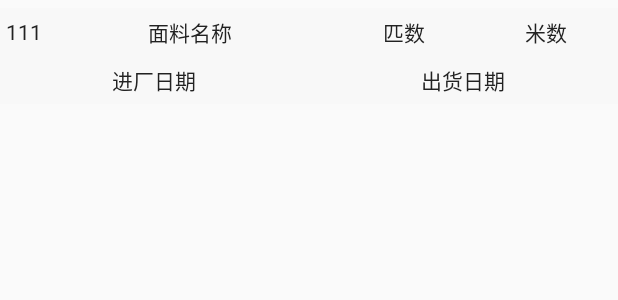
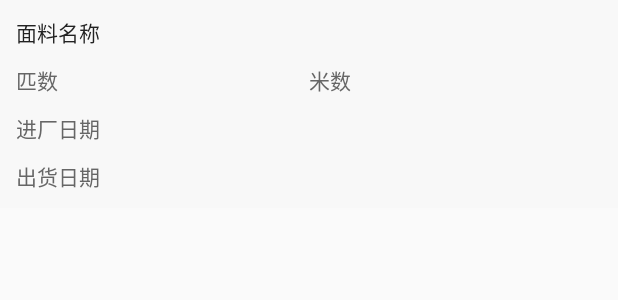
Before and after one commit to yuyeduyu/fangda-rfid, an Android app: the layout item_order.xml on its own in the app's theme, with its tools: preview values and no code run, on a phone screen of 412 x 824 dp. Shown: the top 300 px of the screen. Run offline under Robolectric (Android 15) with nearby library versions, the phone set to English and light mode, and no system bars.

Commit message:
修改订单界面布局

```diff
--- a/app/build.gradle
+++ b/app/build.gradle
@@ -8,8 +8,8 @@ android {
         applicationId "com.example.uhfsdkdemo"
         minSdkVersion 17
         targetSdkVersion 17
-        versionCode 7
-        versionName "2.0.5"
+        versionCode 8
+        versionName "2.0.8"
     }
 
     buildTypes {
--- a/app/src/main/AndroidManifest.xml
+++ b/app/src/main/AndroidManifest.xml
@@ -43,7 +43,8 @@
         <activity android:name=".activity.SetAdminActivity" />
         <activity android:name=".activity.InfoActivity" />
         <activity android:name=".activity.OrderActivity"></activity>
-        <activity android:name=".activity.SearchActivity" />
+        <activity android:name=".activity.SearchActivity"
+            android:exported="true"/>
         <activity android:name=".activity.ChukuInfoActivity"></activity>
         <activity android:name=".activity.DiaoBoInfoActivity"></activity>
     </application>
--- a/app/src/main/java/com/example/uhfsdkdemo/activity/ChukuInfoActivity.java
+++ b/app/src/main/java/com/example/uhfsdkdemo/activity/ChukuInfoActivity.java
@@ -73,7 +73,7 @@ public class ChukuInfoActivity extends AppCompatActivity {
         tvDevname.setText(data.getDeviceName());
         tvTime.setText(TimeUtils.longToString(Long.valueOf(data.getScanningTime()),TimeUtils.timeType));
         tvOrderNo.setText(data.getOrderNo());
-        tvTimeKct.setText(data.getTimeKct());
+        tvTimeKct.setText(TimeUtils.longToString(Long.valueOf(data.getTimeKct()), TimeUtils.timeType));
         tvName.setText(data.getProductName());
         tvColor.setText(data.getColor());
         tvLenth.setText(data.getLength()+"");
--- a/app/src/main/java/com/example/uhfsdkdemo/fragment/SearchChuKuFragment.java
+++ b/app/src/main/java/com/example/uhfsdkdemo/fragment/SearchChuKuFragment.java
@@ -143,7 +143,7 @@ public class SearchChuKuFragment extends Fragment {
                 //下拉刷新
                 pager = 1;
                 mLogs.clear();
-
+                adapter.notifyDataSetChanged();
                 selectData();
 
             }
@@ -178,6 +178,7 @@ public class SearchChuKuFragment extends Fragment {
             storeHousePtrFrame.refreshComplete();
             return;
         }
+        tvTime.setText(startTime + " 至 " + endTime);
         String url = "";
         SharedPreferences mSharedPrefs = PreferenceManager.getDefaultSharedPreferences(getActivity());
         AsyncHttpClient mAsyncHttpclient = new AsyncHttpClient();
@@ -255,6 +256,8 @@ public class SearchChuKuFragment extends Fragment {
                 break;
             case R.id.search:
                 pager = 1;
+                mLogs.clear();
+                adapter.notifyDataSetChanged();
                 storeHousePtrFrame.autoRefresh();
                 break;
         }
--- a/app/src/main/java/com/example/uhfsdkdemo/fragment/SearchDiaoBoFragment.java
+++ b/app/src/main/java/com/example/uhfsdkdemo/fragment/SearchDiaoBoFragment.java
@@ -141,7 +141,7 @@ public class SearchDiaoBoFragment extends Fragment {
                 //下拉刷新
                 pager = 1;
                 mLogs.clear();
-
+                adapter.notifyDataSetChanged();
                 selectData();
 
             }
@@ -176,6 +176,7 @@ public class SearchDiaoBoFragment extends Fragment {
             storeHousePtrFrame.refreshComplete();
             return;
         }
+        tvTime.setText(startTime + " 至 " + endTime);
         String url = "";
         SharedPreferences mSharedPrefs = PreferenceManager.getDefaultSharedPreferences(getActivity());
         AsyncHttpClient mAsyncHttpclient = new AsyncHttpClient();
@@ -253,6 +254,8 @@ public class SearchDiaoBoFragment extends Fragment {
                 break;
             case R.id.search:
                 pager = 1;
+                mLogs.clear();
+                adapter.notifyDataSetChanged();
                 storeHousePtrFrame.autoRefresh();
                 break;
         }
--- a/app/src/main/res/layout/activity_order.xml
+++ b/app/src/main/res/layout/activity_order.xml
@@ -21,8 +21,6 @@
 
     </LinearLayout>
 
-    <include layout="@layout/item_order"/>
-
     <in.srain.cube.views.ptr.PtrClassicFrameLayout xmlns:cube_ptr="http://schemas.android.com/apk/res-auto"
         android:id="@+id/store_house_ptr_frame"
         android:layout_width="match_parent"
--- a/app/src/main/res/layout/item_order.xml
+++ b/app/src/main/res/layout/item_order.xml
@@ -1,80 +1,67 @@
 <?xml version="1.0" encoding="utf-8"?>
 <LinearLayout xmlns:android="http://schemas.android.com/apk/res/android"
     android:layout_width="match_parent"
-    android:layout_height="64dp"
+    android:layout_height="wrap_content"
     xmlns:tools="http://schemas.android.com/tools"
-    android:layout_marginBottom="5dp"
-    android:layout_marginTop="5dp"
     android:background="@color/view_backgroud"
-    android:orientation="horizontal">
+    android:orientation="horizontal"
+    android:padding="5dp">
 
     <LinearLayout
         android:layout_width="match_parent"
         android:layout_height="match_parent"
         android:orientation="vertical">
+
+        <TextView
+            android:id="@+id/name"
+            android:layout_width="match_parent"
+            android:layout_height="wrap_content"
+            android:padding="5dp"
+            tools:text="面料名称"
+            android:textColor="@color/text1" />
+
         <LinearLayout
             android:layout_width="match_parent"
             android:layout_height="0dp"
             android:layout_weight="1"
-            android:orientation="horizontal">
-            <TextView
-                android:layout_width="32dp"
-                android:layout_height="match_parent"
-                android:id="@+id/id"
-                android:textColor="@color/text1"
-                android:gravity="center"
-                tools:text="111"/>
-            <TextView
-                android:id="@+id/name"
-                android:layout_width="0dp"
-                android:layout_height="match_parent"
-                android:layout_weight="2"
-                android:gravity="center"
-                android:text="面料名称"
-                android:textColor="@color/text1" />
+            android:orientation="horizontal"
+            android:padding="5dp">
 
             <TextView
                 android:id="@+id/pNum"
                 android:layout_width="0dp"
                 android:layout_height="match_parent"
                 android:layout_weight="1"
-                android:gravity="center"
-                android:text="匹数"
-                android:textColor="@color/text1" />
+                tools:text="匹数"
+                android:textColor="@color/text2" />
 
             <TextView
                 android:id="@+id/mNum"
                 android:layout_width="0dp"
+                android:layout_height="match_parent"
                 android:layout_weight="1"
-                android:gravity="center"
-                android:layout_height="match_parent"
-                android:text="米数"
-                android:textColor="@color/text1" />
+                tools:text="米数"
+                android:textColor="@color/text2" />
         </LinearLayout>
-        <LinearLayout
-            android:layout_width="match_parent"
-            android:layout_height="0dp"
-            android:layout_weight="1"
-            android:orientation="horizontal">
+
+
             <TextView
                 android:id="@+id/inTime"
-                android:layout_width="0dp"
-                android:layout_height="match_parent"
-                android:layout_weight="1"
-                android:gravity="center"
-                android:text="进厂日期"
-                android:textColor="@color/text1" />
+                android:layout_width="match_parent"
+                android:layout_height="wrap_content"
+                android:padding="5dp"
+                tools:text="进厂日期"
+                android:textColor="@color/text2" />
 
             <TextView
                 android:id="@+id/outTime"
-                android:layout_width="0dp"
-                android:layout_height="match_parent"
-                android:layout_weight="1"
-                android:gravity="center"
-                android:text="出货日期"
-                android:textColor="@color/text1" />
+                android:layout_width="match_parent"
+                android:layout_height="wrap_content"
+                android:padding="5dp"
+                tools:text="出货日期"
+                android:textColor="@color/text2" />
 
-        </LinearLayout>
+
     </LinearLayout>
 
 </LinearLayout>
--- a/app/src/main/res/layout/item_search.xml
+++ b/app/src/main/res/layout/item_search.xml
@@ -25,7 +25,7 @@
             android:layout_width="wrap_content"
             android:layout_height="wrap_content"
             android:gravity="center_vertical"
-            android:text="品名:"
+            android:text="品名:  "
             android:textColor="@color/text1" />
         <EditText
             android:id="@+id/name"
@@ -54,7 +54,7 @@
                 android:layout_width="wrap_content"
                 android:layout_height="wrap_content"
                 android:gravity="center_vertical"
-                android:text="颜色:"
+                android:text="颜色:  "
                 android:textColor="@color/text2" />
             <EditText
                 android:id="@+id/color"
--- a/app/src/main/res/values-v14/colors.xml
+++ b/app/src/main/res/values-v14/colors.xml
@@ -9,7 +9,7 @@
     <color name="gray_pressed">#ffb5b5b6</color>
     <color name="lockscreen_clock_background">#ffffffff</color>
     <color name="background">#FFFFFF</color>
-    <color name="text2">#333333</color>
+    <color name="text2">#666666</color>
     <color name="white">#FFFFFF</color>
     <color name="black">#000000</color>
     <color name="gray">#aaaaaa</color>
```
Also changed, not shown: app/src/main/java/com/example/uhfsdkdemo/activity/DiaoBoInfoActivity.java (+7 -4 lines), app/src/main/java/com/example/uhfsdkdemo/adapter/AllLogAdapter.java (+5 -8 lines), app/src/main/java/com/example/uhfsdkdemo/adapter/ChukuAdapter.java (+6 -6 lines), app/src/main/java/com/example/uhfsdkdemo/adapter/DiaoBoAdapter.java (+6 -6 lines), app/src/main/res/layout/activity_diaobo_info.xml (+27 -0 lines), app/src/main/res/layout/popup_menu.xml (+6 -2 lines), 84 other files.
